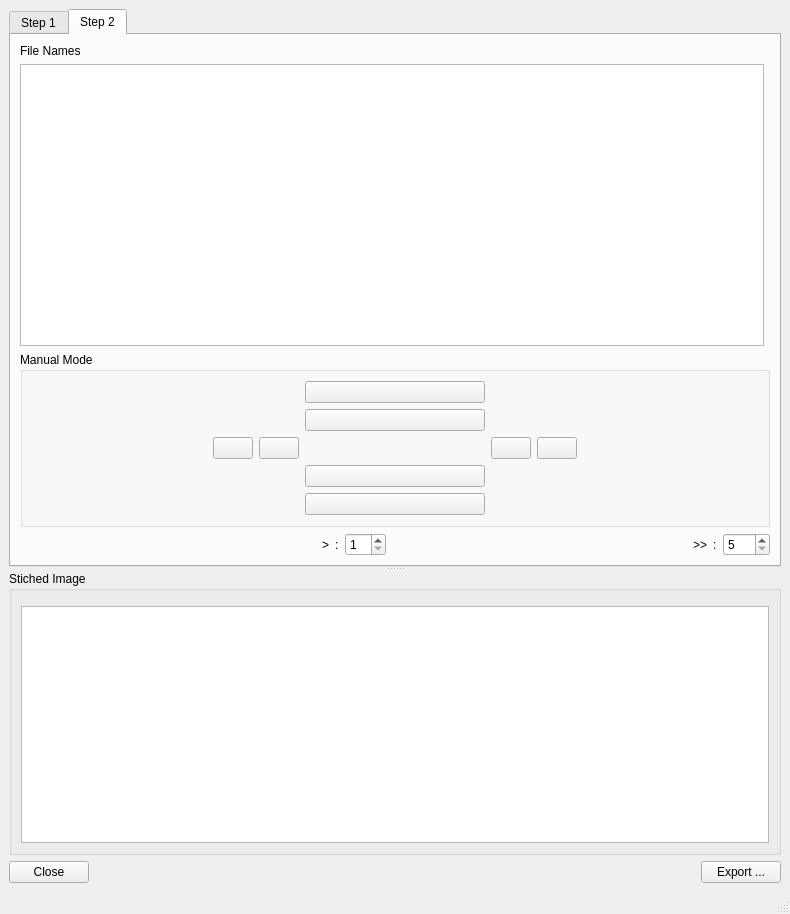
neutronimaging/python_notebooks, file ui/ui_panoramic_stitching.ui: the form before one commit.
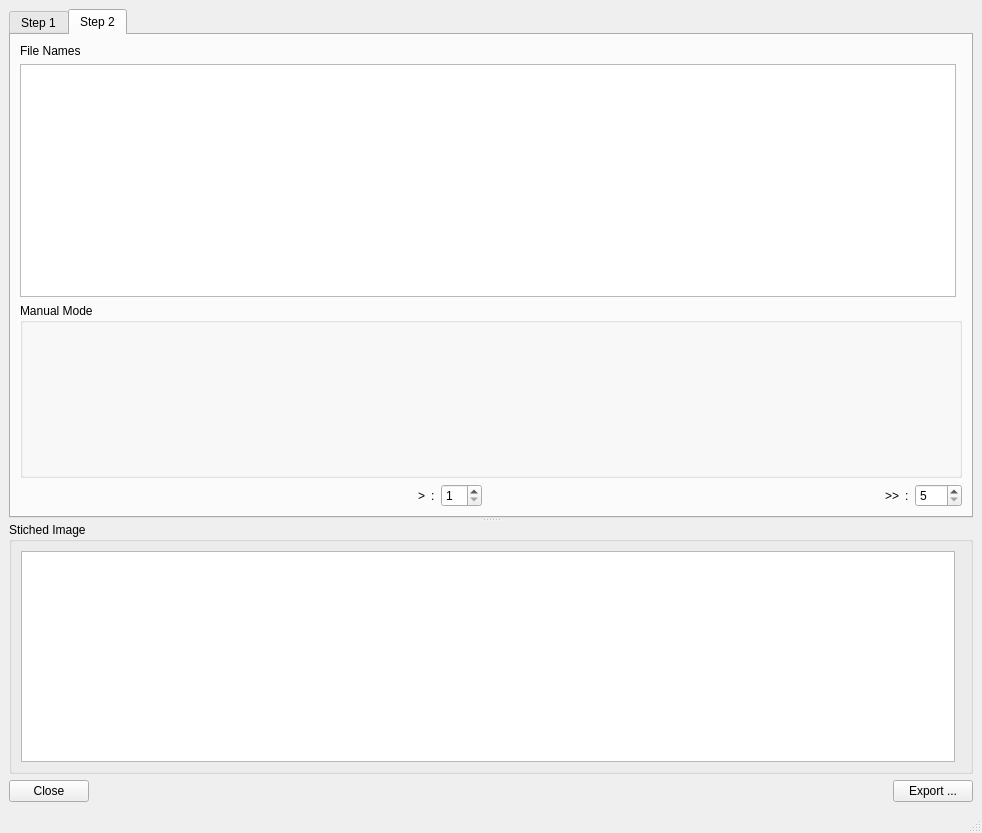
The form after the commit. The open tabs and pages were chosen to show the change.

```diff
--- a/ui/ui_panoramic_stitching.ui
+++ b/ui/ui_panoramic_stitching.ui
@@ -6,8 +6,8 @@
    <rect>
     <x>0</x>
     <y>0</y>
-    <width>790</width>
-    <height>914</height>
+    <width>982</width>
+    <height>833</height>
    </rect>
   </property>
   <property name="windowTitle">
@@ -16,13 +16,13 @@
   <widget class="QWidget" name="centralwidget">
    <layout class="QVBoxLayout" name="verticalLayout_8">
     <item>
-     <widget class="QSplitter" name="splitter">
+     <widget class="QSplitter" name="main_vertical_splitter">
       <property name="orientation">
        <enum>Qt::Vertical</enum>
       </property>
       <widget class="QTabWidget" name="tabWidget">
        <property name="currentIndex">
-        <number>0</number>
+        <number>1</number>
        </property>
        <widget class="QWidget" name="tab">
         <attribute name="title">
@@ -149,6 +149,9 @@
                 <property name="text">
                  <string/>
                 </property>
+                <property name="flat">
+                 <bool>true</bool>
+                </property>
                </widget>
               </item>
               <item row="1" column="3">
@@ -156,6 +159,9 @@
                 <property name="text">
                  <string/>
                 </property>
+                <property name="flat">
+                 <bool>true</bool>
+                </property>
                </widget>
               </item>
               <item row="2" column="0">
@@ -176,13 +182,34 @@
                 <property name="text">
                  <string/>
                 </property>
+                <property name="flat">
+                 <bool>true</bool>
+                </property>
                </widget>
               </item>
               <item row="2" column="2">
                <widget class="QPushButton" name="left_button">
+                <property name="styleSheet">
+                 <string notr="true">border: None</string>
+                </property>
                 <property name="text">
                  <string/>
                 </property>
+                <property name="iconSize">
+                 <size>
+                  <width>150</width>
+                  <height>150</height>
+                 </size>
+                </property>
+                <property name="autoDefault">
+                 <bool>false</bool>
+                </property>
+                <property name="default">
+                 <bool>false</bool>
+                </property>
+                <property name="flat">
+                 <bool>true</bool>
+                </property>
                </widget>
               </item>
               <item row="2" column="3">
@@ -203,6 +230,9 @@
                 <property name="text">
                  <string/>
                 </property>
+                <property name="flat">
+                 <bool>true</bool>
+                </property>
                </widget>
               </item>
               <item row="2" column="5">
@@ -210,6 +240,9 @@
                 <property name="text">
                  <string/>
                 </property>
+                <property name="flat">
+                 <bool>true</bool>
+                </property>
                </widget>
               </item>
               <item row="2" column="6">
@@ -230,6 +263,9 @@
                 <property name="text">
                  <string/>
                 </property>
+                <property name="flat">
+                 <bool>true</bool>
+                </property>
                </widget>
               </item>
               <item row="4" column="3">
@@ -237,6 +273,9 @@
                 <property name="text">
                  <string/>
                 </property>
+                <property name="flat">
+                 <bool>true</bool>
+                </property>
                </widget>
               </item>
              </layout>
@@ -335,10 +374,7 @@
        <property name="title">
         <string>Stiched Image</string>
        </property>
-       <layout class="QVBoxLayout" name="verticalLayout_3">
-        <item>
-         <widget class="QWidget" name="stitched_widget" native="true"/>
-        </item>
+       <layout class="QHBoxLayout" name="horizontalLayout_6">
         <item>
          <widget class="QTableWidget" name="stitched_table">
           <property name="baseSize">
@@ -349,6 +385,9 @@
           </property>
          </widget>
         </item>
+        <item>
+         <widget class="QWidget" name="stitched_widget" native="true"/>
+        </item>
        </layout>
       </widget>
      </widget>
@@ -391,7 +430,7 @@
     <rect>
      <x>0</x>
      <y>0</y>
-     <width>790</width>
+     <width>982</width>
      <height>22</height>
     </rect>
    </property>
```
Left out of the diff: 34 changed lines with no effect on the pictures.
